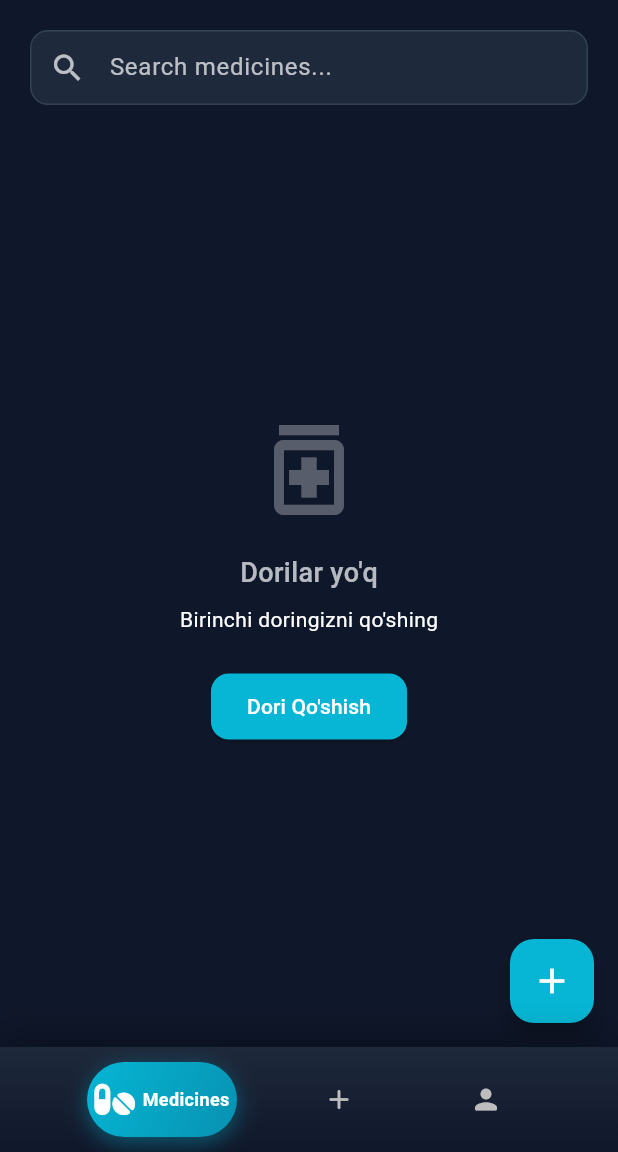
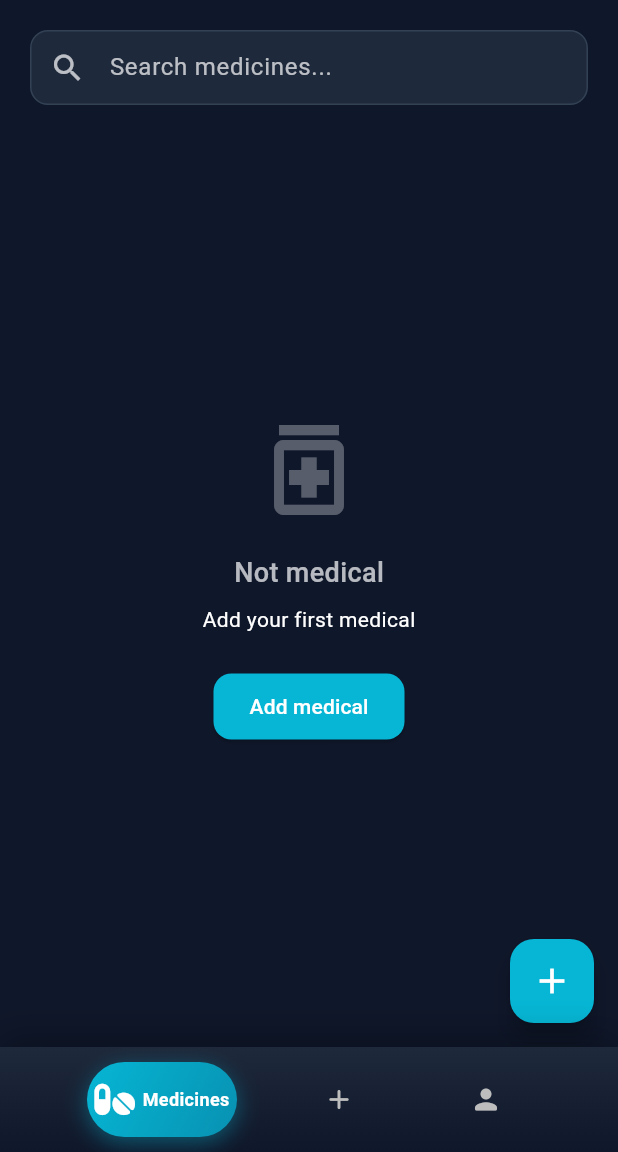
Before and after one commit to LazizbekOlimov0/med_reminder, a Flutter app: the HomePage screen opened by its route, after a tap on the "notifications" icon, on a phone screen of 412 x 824 dp, the part 84-1236 px from its top. Run offline on Flutter 3.47's test engine with Material 3 defaults, Android fonts, the phone set to English and light mode, and no system bars; our stand-ins replace font_awesome_flutter, go_router, image_picker; generated files the repository leaves out were written again; network calls fail.

Commit message:
home page's text changes

```diff
--- a/lib/screens/main_screen/home_page.dart
+++ b/lib/screens/main_screen/home_page.dart
@@ -47,13 +47,12 @@ class _HomePageState extends State<HomePage> {
         });
       }
     } catch (e) {
-      // Har qanday xatolik bo'lsa ham, bo'sh list ko'rsatamiz
       if (mounted) {
         setState(() {
           medicines = [];
           filteredMedicines = [];
           isLoading = false;
-          errorMessage = null; // Xatolik xabarini ko'rsatmaymiz
+          errorMessage = null;
         });
       }
     }
@@ -73,7 +72,6 @@ class _HomePageState extends State<HomePage> {
     });
 
     try {
-      // API dan qidiruv
       final searchResults = await ApiService.searchMedicines(query);
       if (mounted) {
         setState(() {
@@ -82,7 +80,6 @@ class _HomePageState extends State<HomePage> {
         });
       }
     } catch (e) {
-      // Qidiruv xatoligida ham bo'sh natija ko'rsatamiz
       if (mounted) {
         setState(() {
           filteredMedicines = [];
@@ -136,8 +133,8 @@ class _HomePageState extends State<HomePage> {
           const SizedBox(height: 16),
           Text(
             searchController.text.isNotEmpty
-                ? "Dori topilmadi"
-                : "Dorilar yo'q",
+                ? "Medical not yet"
+                : "Not medical",
             style: const TextStyle(
               color: Colors.white70,
               fontSize: 18,
@@ -147,8 +144,8 @@ class _HomePageState extends State<HomePage> {
           const SizedBox(height: 8),
           Text(
             searchController.text.isNotEmpty
-                ? "Boshqa nom bilan qidiring"
-                : "Birinchi doringizni qo'shing",
+                ? "Finding other name"
+                : "Add your first medical",
             style: const TextStyle(
               color: Colors.white,
               fontSize: 14,
@@ -159,7 +156,6 @@ class _HomePageState extends State<HomePage> {
             ElevatedButton(
               onPressed: () async {
                 final result = await context.push('/add');
-                // Add page'dan qaytganda refresh qilamiz
                 if (result == true) {
                   fetchMedicines();
                 }
@@ -172,7 +168,7 @@ class _HomePageState extends State<HomePage> {
                   borderRadius: BorderRadius.circular(12),
                 ),
               ),
-              child: const Text('Dori Qo\'shish'),
+              child: const Text('Add medical'),
             ),
           ],
         ],
@@ -242,9 +238,7 @@ class _HomePageState extends State<HomePage> {
               borderRadius: BorderRadius.circular(12),
             ),
             child: IconButton(
-              onPressed: () {
-                // Notification page'ga o'tish
-              },
+              onPressed: () {},
               icon: const Icon(Icons.notifications_outlined, color: Colors.white),
             ),
           ),
@@ -271,7 +265,6 @@ class _HomePageState extends State<HomePage> {
                 child: TextField(
                   controller: searchController,
                   onChanged: (value) {
-                    // Debounce qidiruv uchun
                     Future.delayed(const Duration(milliseconds: 500), () {
                       if (searchController.text == value) {
                         searchMedicines(value);
```
